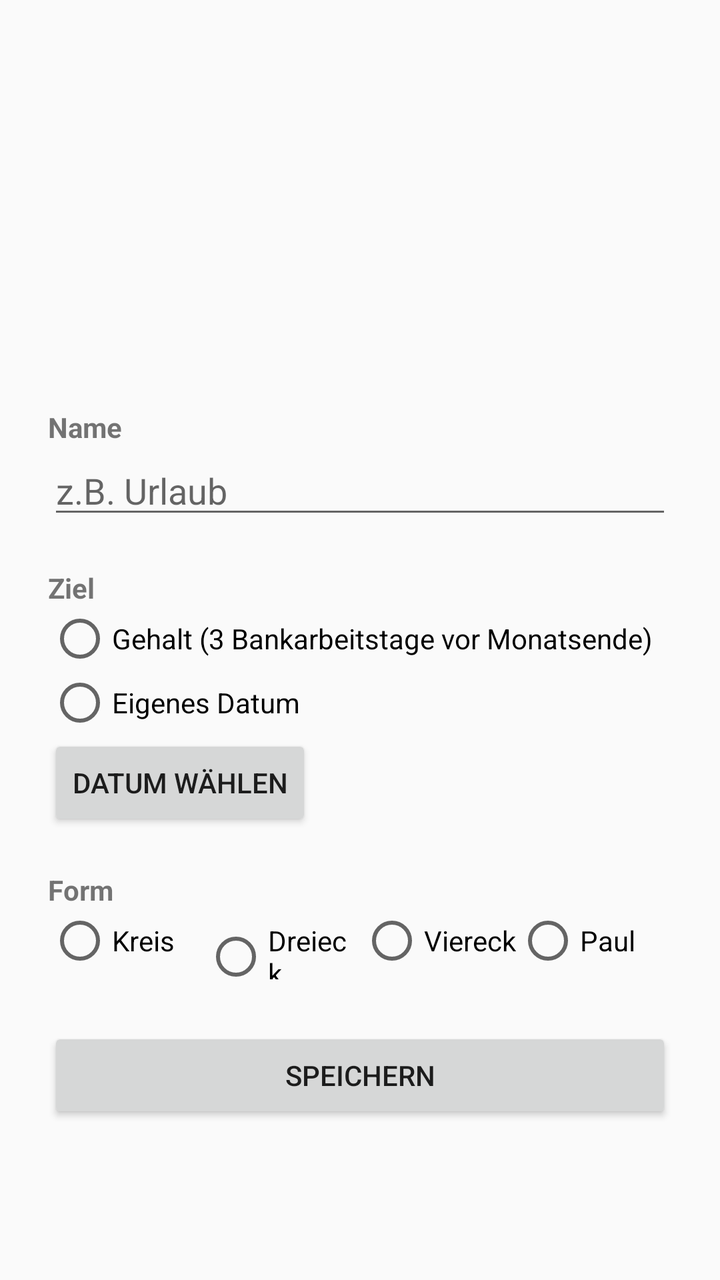
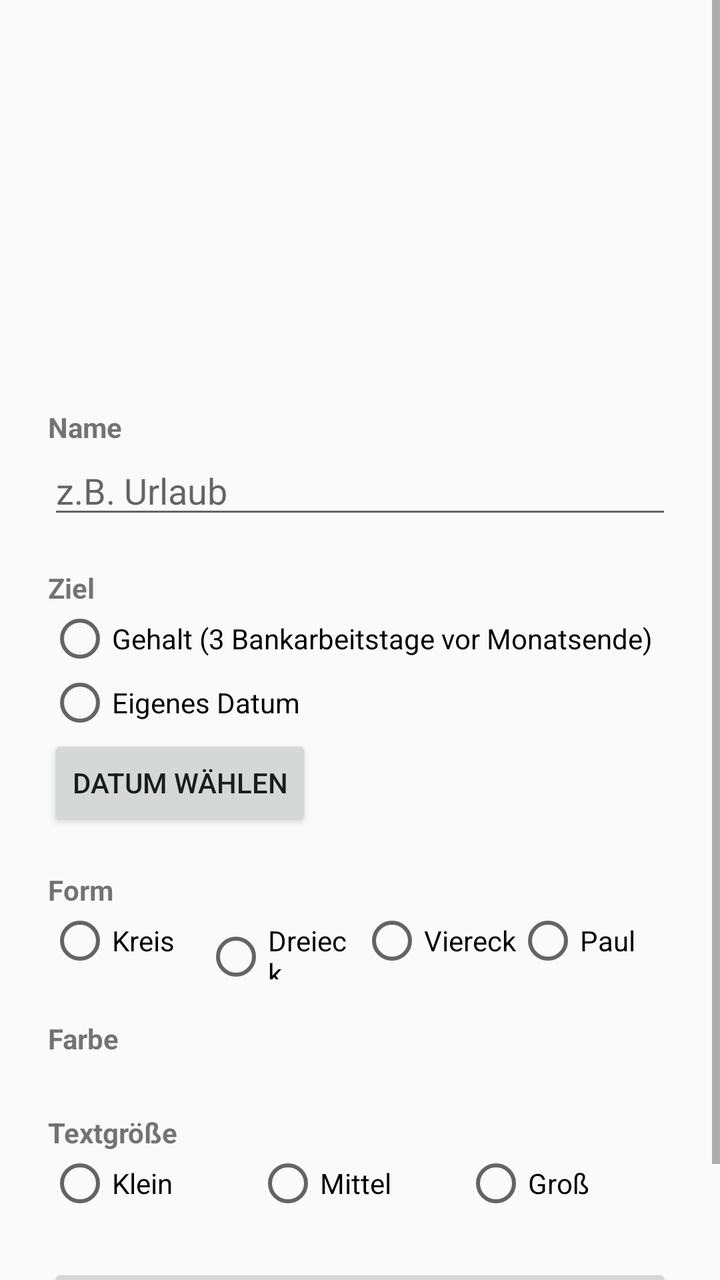

Compare the two renders of this Android layout. The source of the first and the diff that turns it into the second are given below.
<!-- AndroidManifest.xml: application theme android:Theme.Material.Light.DarkActionBar -->
<!-- res/layout/activity_config.xml -->
<?xml version="1.0" encoding="utf-8"?>
<ScrollView xmlns:android="http://schemas.android.com/apk/res/android"
    android:layout_width="match_parent"
    android:layout_height="match_parent"
    android:fitsSystemWindows="true">

    <LinearLayout
        android:layout_width="match_parent"
        android:layout_height="wrap_content"
        android:orientation="vertical"
        android:padding="24dp">

        <ImageView
            android:id="@+id/preview"
            android:layout_width="160dp"
            android:layout_height="160dp"
            android:layout_gravity="center_horizontal"
            android:contentDescription="@string/preview" />

        <TextView
            style="@style/Label"
            android:text="@string/label_name" />

        <EditText
            android:id="@+id/name"
            android:layout_width="match_parent"
            android:layout_height="wrap_content"
            android:hint="@string/hint_name"
            android:importantForAutofill="no"
            android:inputType="textCapSentences"
            android:maxLength="20" />

        <TextView
            style="@style/Label"
            android:text="@string/label_type" />

        <RadioGroup
            android:id="@+id/typeGroup"
            android:layout_width="match_parent"
            android:layout_height="wrap_content">

            <RadioButton
                android:id="@+id/typeSalary"
                android:layout_width="wrap_content"
                android:layout_height="wrap_content"
                android:text="@string/type_salary" />

            <RadioButton
                android:id="@+id/typeDate"
                android:layout_width="wrap_content"
                android:layout_height="wrap_content"
                android:text="@string/type_date" />
        </RadioGroup>

        <Button
            android:id="@+id/pickDate"
            android:layout_width="wrap_content"
            android:layout_height="wrap_content"
            android:text="@string/pick_date" />

        <TextView
            style="@style/Label"
            android:text="@string/label_shape" />

        <RadioGroup
            android:id="@+id/shapeGroup"
            android:layout_width="match_parent"
            android:layout_height="wrap_content"
            android:orientation="horizontal">

            <RadioButton
                android:id="@+id/shapeCircle"
                android:layout_width="0dp"
                android:layout_height="wrap_content"
                android:layout_weight="1"
                android:text="@string/shape_circle" />

            <RadioButton
                android:id="@+id/shapeTriangle"
                android:layout_width="0dp"
                android:layout_height="wrap_content"
                android:layout_weight="1"
                android:text="@string/shape_triangle" />

            <RadioButton
                android:id="@+id/shapeSquare"
                android:layout_width="0dp"
                android:layout_height="wrap_content"
                android:layout_weight="1"
                android:text="@string/shape_square" />

            <RadioButton
                android:id="@+id/shapePaul"
                android:layout_width="0dp"
                android:layout_height="wrap_content"
                android:layout_weight="1"
                android:text="@string/shape_paul" />
        </RadioGroup>

        <Button
            android:id="@+id/save"
            android:layout_width="match_parent"
            android:layout_height="wrap_content"
            android:layout_marginTop="24dp"
            android:text="@string/save" />
    </LinearLayout>
</ScrollView>
<!-- resources referenced by this layout -->
<resources>
  <string name="hint_name">z.B. Urlaub</string>
  <string name="label_name">Name</string>
  <string name="label_shape">Form</string>
  <string name="label_type">Ziel</string>
  <string name="pick_date">Datum wählen</string>
  <string name="preview">Vorschau</string>
  <string name="save">Speichern</string>
  <string name="shape_circle">Kreis</string>
  <string name="shape_paul">Paul</string>
  <string name="shape_square">Viereck</string>
  <string name="shape_triangle">Dreieck</string>
  <string name="type_date">Eigenes Datum</string>
  <string name="type_salary">Gehalt (3 Bankarbeitstage vor Monatsende)</string>
  <style name="Label">
          <item name="android:layout_width">match_parent</item>
          <item name="android:layout_height">wrap_content</item>
          <item name="android:layout_marginTop">20dp</item>
          <item name="android:textSize">14sp</item>
          <item name="android:textStyle">bold</item>
      </style>
</resources>

<!-- the commit's change to res/layout/activity_config.xml (unified diff, before → after) -->
@@ -97,6 +97,49 @@
                 android:text="@string/shape_paul" />
         </RadioGroup>
 
+        <TextView
+            style="@style/Label"
+            android:text="@string/label_color" />
+
+        <LinearLayout
+            android:id="@+id/colorRow"
+            android:layout_width="match_parent"
+            android:layout_height="wrap_content"
+            android:layout_marginTop="8dp"
+            android:orientation="horizontal" />
+
+        <TextView
+            style="@style/Label"
+            android:text="@string/label_text_size" />
+
+        <RadioGroup
+            android:id="@+id/sizeGroup"
+            android:layout_width="match_parent"
+            android:layout_height="wrap_content"
+            android:orientation="horizontal">
+
+            <RadioButton
+                android:id="@+id/sizeSmall"
+                android:layout_width="0dp"
+                android:layout_height="wrap_content"
+                android:layout_weight="1"
+                android:text="@string/size_small" />
+
+            <RadioButton
+                android:id="@+id/sizeMedium"
+                android:layout_width="0dp"
+                android:layout_height="wrap_content"
+                android:layout_weight="1"
+                android:text="@string/size_medium" />
+
+            <RadioButton
+                android:id="@+id/sizeLarge"
+                android:layout_width="0dp"
+                android:layout_height="wrap_content"
+                android:layout_weight="1"
+                android:text="@string/size_large" />
+        </RadioGroup>
+
         <Button
             android:id="@+id/save"
             android:layout_width="match_parent"
<!-- resource entries referenced after the edit -->
@@ -1,8 +1,10 @@
 <!-- resources referenced by this layout -->
 <resources>
   <string name="hint_name">z.B. Urlaub</string>
+  <string name="label_color">Farbe</string>
   <string name="label_name">Name</string>
   <string name="label_shape">Form</string>
+  <string name="label_text_size">Textgröße</string>
   <string name="label_type">Ziel</string>
   <string name="pick_date">Datum wählen</string>
   <string name="preview">Vorschau</string>
@@ -11,6 +13,9 @@
   <string name="shape_paul">Paul</string>
   <string name="shape_square">Viereck</string>
   <string name="shape_triangle">Dreieck</string>
+  <string name="size_large">Groß</string>
+  <string name="size_medium">Mittel</string>
+  <string name="size_small">Klein</string>
   <string name="type_date">Eigenes Datum</string>
   <string name="type_salary">Gehalt (3 Bankarbeitstage vor Monatsende)</string>
   <style name="Label">
